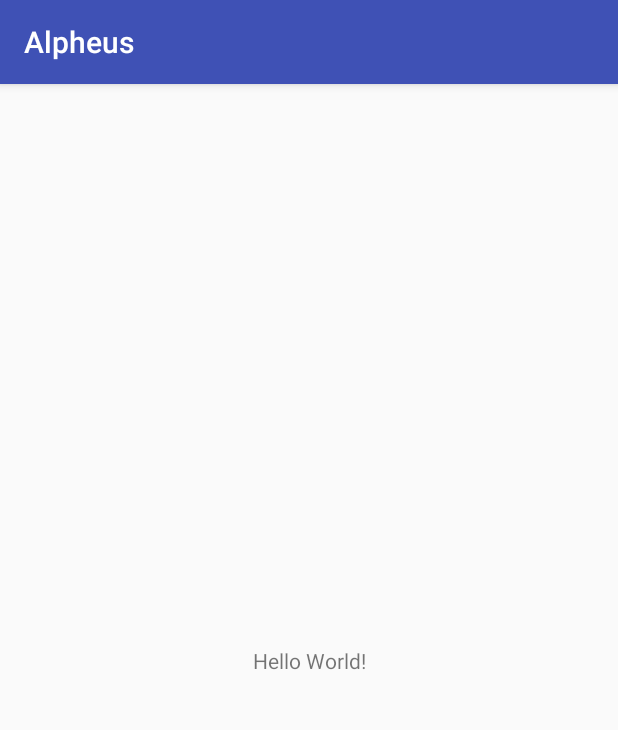
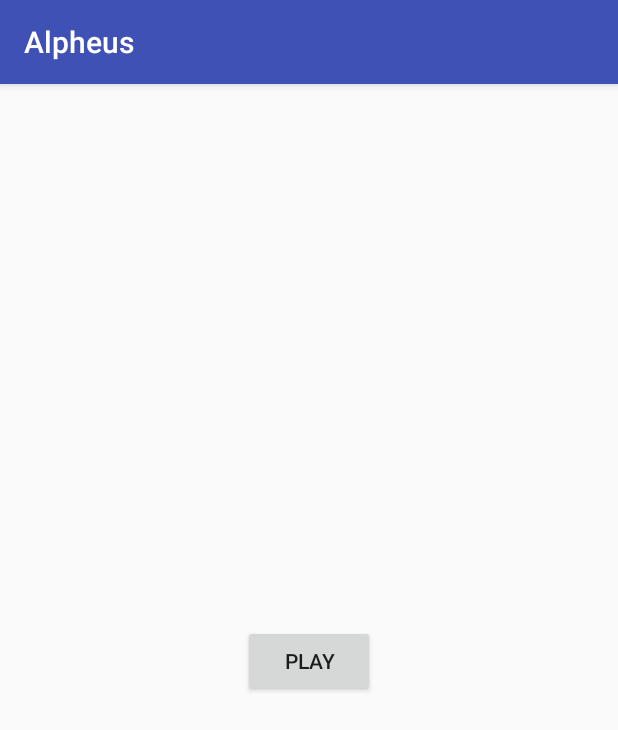
Before and after one commit to 4m1g0/multitask, an Android app: the screen it shows after launch (MainActivity), on a phone screen of 412 x 824 dp. Shown: the top 730 px of the screen. Run offline under Robolectric (Android 15) with nearby library versions, the phone set to English and light mode, and no system bars.

Commit message:
Add world basic functionality, SubworldTest, fix synchronized in the right object and use postInvalidate instead of invalidate because is not the UI Thread

```diff
--- a/Alpheus/app/src/main/java/com/hewid/alpheus/Controller/GameActivity.java
+++ b/Alpheus/app/src/main/java/com/hewid/alpheus/Controller/GameActivity.java
@@ -2,6 +2,7 @@ package com.hewid.alpheus.Controller;
 
 import android.support.v7.app.AppCompatActivity;
 import android.os.Bundle;
+import android.view.View;
 
 import com.hewid.alpheus.Model.Game.World;
 import com.hewid.alpheus.R;
@@ -22,6 +23,8 @@ public class GameActivity extends AppCompatActivity {
         view = (GameView) findViewById(R.id.game_view);
         view.attachWorld(world);
         view.register(pacemaker);
+        //view.setOnTouchListener(new TouchListener(world));
 
+        pacemaker.start();
     }
 }
--- a/Alpheus/app/src/main/java/com/hewid/alpheus/Model/Game/GameObject.java
+++ b/Alpheus/app/src/main/java/com/hewid/alpheus/Model/Game/GameObject.java
@@ -1,9 +1,11 @@
 package com.hewid.alpheus.Model.Game;
 
 import android.graphics.Canvas;
+import android.view.MotionEvent;
 
 public interface GameObject {
     void update(long time);
     void draw(Canvas canvas);
-    void click();
+
+    void touch(MotionEvent event);
 }
--- a/Alpheus/app/src/main/res/layout/activity_main.xml
+++ b/Alpheus/app/src/main/res/layout/activity_main.xml
@@ -6,13 +6,19 @@
     android:layout_height="match_parent"
     tools:context="com.hewid.alpheus.Controller.MainActivity">
 
-    <TextView
+    <Button
+        android:id="@+id/button"
         android:layout_width="wrap_content"
         android:layout_height="wrap_content"
-        android:text="Hello World!"
+        android:layout_marginBottom="0dp"
+        android:layout_marginLeft="0dp"
+        android:layout_marginRight="0dp"
+        android:layout_marginTop="0dp"
+        android:onClick="playClick"
+        android:text="@string/play"
         app:layout_constraintBottom_toBottomOf="parent"
         app:layout_constraintLeft_toLeftOf="parent"
         app:layout_constraintRight_toRightOf="parent"
-        app:layout_constraintTop_toTopOf="parent" />
-
+        app:layout_constraintTop_toTopOf="parent"
+        app:layout_constraintVertical_bias="0.501" />
 </android.support.constraint.ConstraintLayout>
--- a/Alpheus/app/src/main/res/values/strings.xml
+++ b/Alpheus/app/src/main/res/values/strings.xml
@@ -1,3 +1,4 @@
 <resources>
     <string name="app_name">Alpheus</string>
+    <string name="play">PLAY</string>
 </resources>
```
Also changed, not shown: Alpheus/app/src/main/java/com/hewid/alpheus/Controller/MainActivity.java (+7 -0 lines), Alpheus/app/src/main/java/com/hewid/alpheus/Controller/Pacemaker.java (+5 -2 lines), Alpheus/app/src/main/java/com/hewid/alpheus/Model/Game/SubworldTest.java (added, +25 -0 lines), Alpheus/app/src/main/java/com/hewid/alpheus/Model/Game/World.java (+24 -0 lines), Alpheus/app/src/main/java/com/hewid/alpheus/View/GameView.java (+2 -5 lines).
